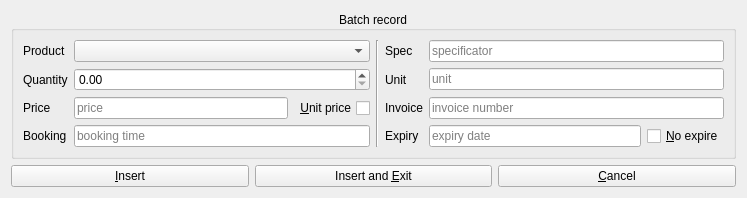
Old version of the form src/ui/BatchRecordWidget.ui in the repository wnt-zhp/zarlock-cpp.
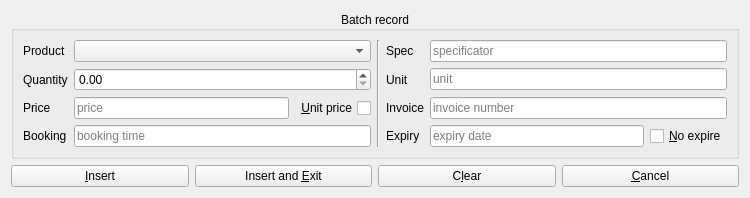
New version of the form. Custom widgets are drawn as their Qt base class.

Commit message: Insert/Edit interface rewritten.

```diff
--- a/src/ui/BatchRecordWidget.ui
+++ b/src/ui/BatchRecordWidget.ui
@@ -6,8 +6,8 @@
    <rect>
     <x>0</x>
     <y>0</y>
-    <width>747</width>
-    <height>182</height>
+    <width>750</width>
+    <height>178</height>
    </rect>
   </property>
   <layout class="QVBoxLayout" name="verticalLayout">
@@ -183,6 +183,13 @@
        </property>
       </widget>
      </item>
+     <item>
+      <widget class="QPushButton" name="action_clear">
+       <property name="text">
+        <string>C&amp;lear</string>
+       </property>
+      </widget>
+     </item>
      <item>
       <widget class="QPushButton" name="action_cancel">
        <property name="text">
@@ -195,26 +202,26 @@
   </layout>
  </widget>
  <customwidgets>
-  <customwidget>
-   <class>DateInput</class>
-   <extends>QLineEdit</extends>
-   <header>DateInput.h</header>
-  </customwidget>
   <customwidget>
    <class>TextInput</class>
    <extends>QLineEdit</extends>
    <header>TextInput.h</header>
   </customwidget>
   <customwidget>
-   <class>PriceInput</class>
+   <class>DateInput</class>
    <extends>QLineEdit</extends>
-   <header>PriceInput.h</header>
+   <header>DateInput.h</header>
   </customwidget>
   <customwidget>
    <class>UnitInput</class>
    <extends>QLineEdit</extends>
    <header>UnitInput.h</header>
   </customwidget>
+  <customwidget>
+   <class>PriceInput</class>
+   <extends>QLineEdit</extends>
+   <header>PriceInput.h</header>
+  </customwidget>
  </customwidgets>
  <tabstops>
   <tabstop>combo_products</tabstop>
```
The commit also changes 20 other files.
